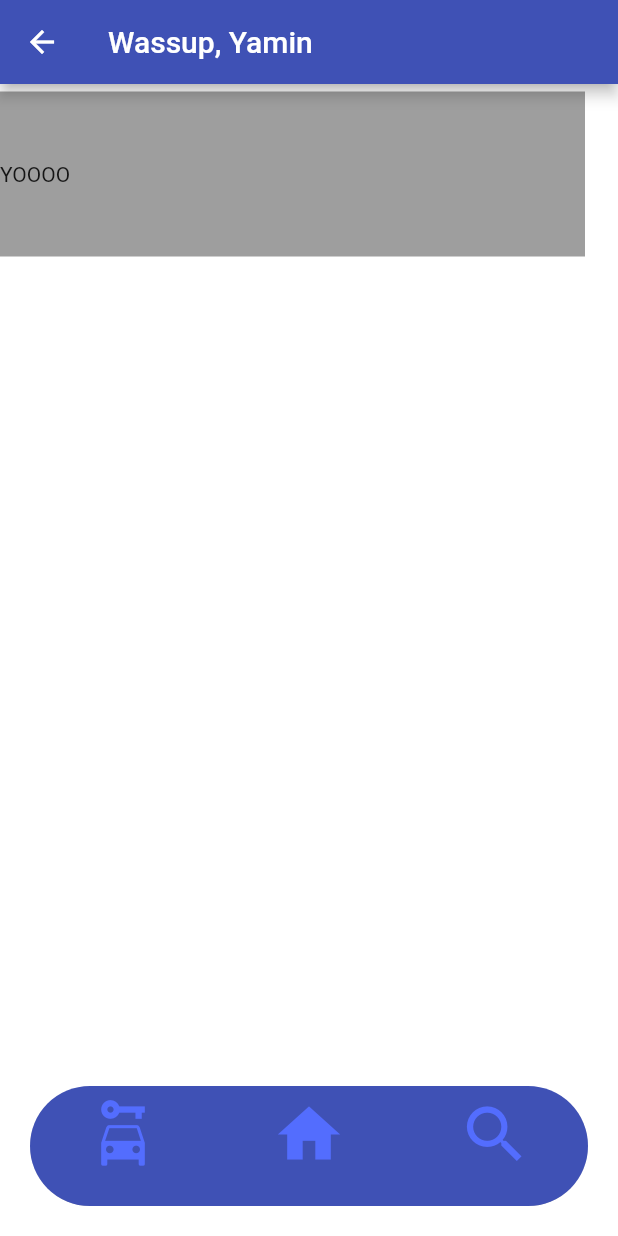
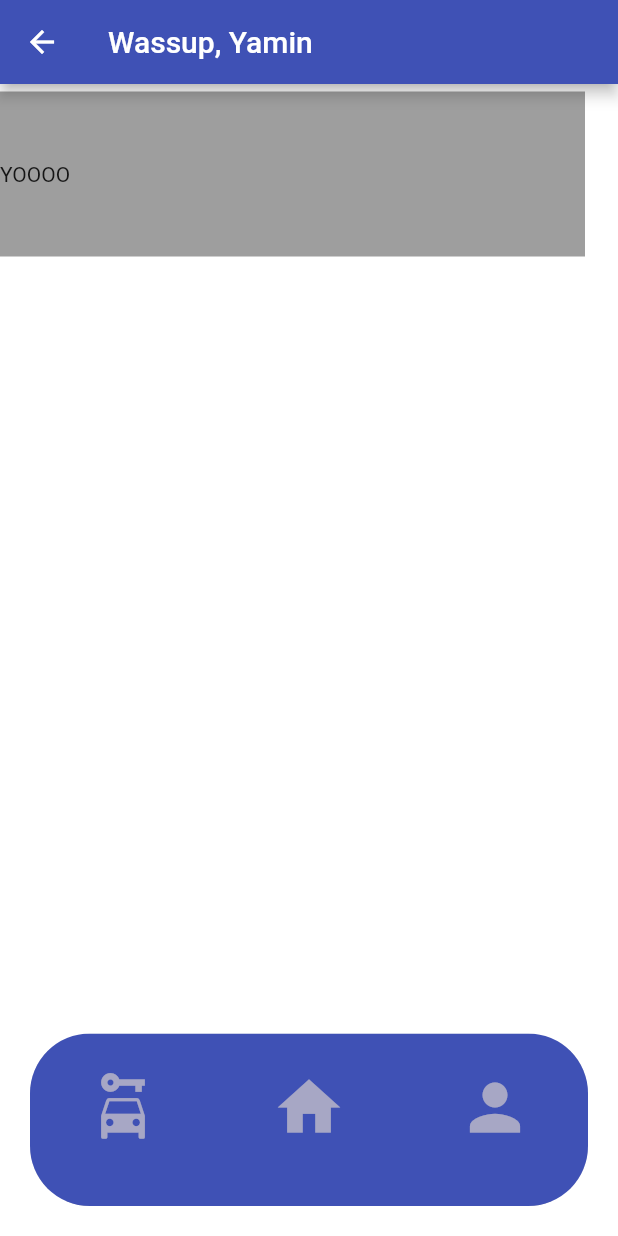
Before and after one commit to AmmarSultan1443/flutter_covoiturage, a Flutter app: the PageSuivante screen opened directly, on a phone screen of 412 x 824 dp. Run offline on Flutter 3.47's test engine with Material 2 defaults, Android fonts, the phone set to English and light mode, and no system bars.

Commit message:
Update page_suivante.dart

```diff
--- a/lib/page_suivante.dart
+++ b/lib/page_suivante.dart
@@ -29,11 +29,16 @@ class PageSuivanteState extends State<PageSuivante> {
                 ],
               ),
             ),
-          )
+          ),
+          /*FloatingActionButton(
+            onPressed: () {},
+            backgroundColor: Colors.indigo,
+            child: const Icon(Icons.search),
+          )*/
         ],
       )),
       bottomNavigationBar: Container(
-          height: 100,
+          height: 135,
           padding: EdgeInsets.fromLTRB(20, 0, 20, 20),
           child: ClipRRect(
             borderRadius: BorderRadius.all(Radius.circular(40)),
@@ -44,21 +49,23 @@ class PageSuivanteState extends State<PageSuivante> {
                     icon: Icon(
                       Icons.car_rental,
                       size: 50,
-                        color: Colors.indigoAccent,
+                      color: Color.fromARGB(179, 211, 204, 204),
                     ),
-                      label: ''),
+                    label: '',
+                    backgroundColor: Colors.blue),
                 BottomNavigationBarItem(
                   icon: Icon(
                     Icons.home,
                     size: 50,
-                        color: Colors.indigoAccent,
+                    color: Color.fromARGB(179, 211, 204, 204),
                   ),
-                      label: ''),
+                  label: '',
+                ),
                 BottomNavigationBarItem(
                     icon: Icon(
-                        Icons.search,
+                      Icons.person,
                       size: 50,
-                        color: Colors.indigoAccent,
+                      color: Color.fromARGB(179, 211, 204, 204),
                     ),
                     label: '')
               ],
@@ -66,7 +73,9 @@ class PageSuivanteState extends State<PageSuivante> {
                 setState(() {
                   _currentIndex = index;
                 });
-                }),
+              },
+              elevation: 5,
+            ),
           )),
     );
   }
```
Lines whose indentation alone changed are shown as unchanged.
